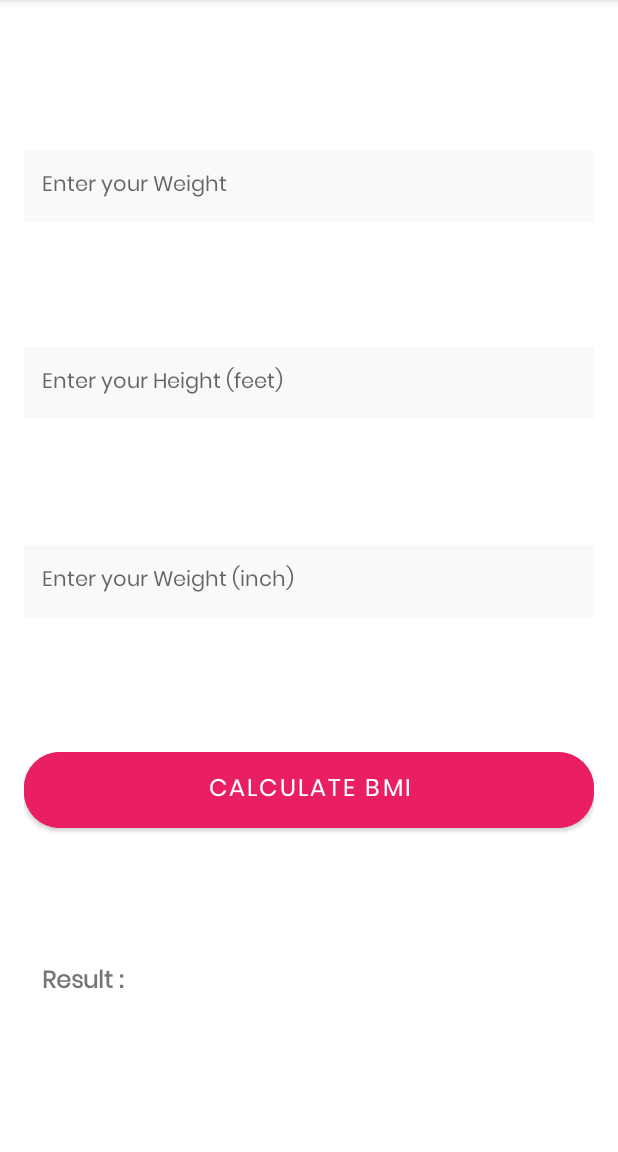
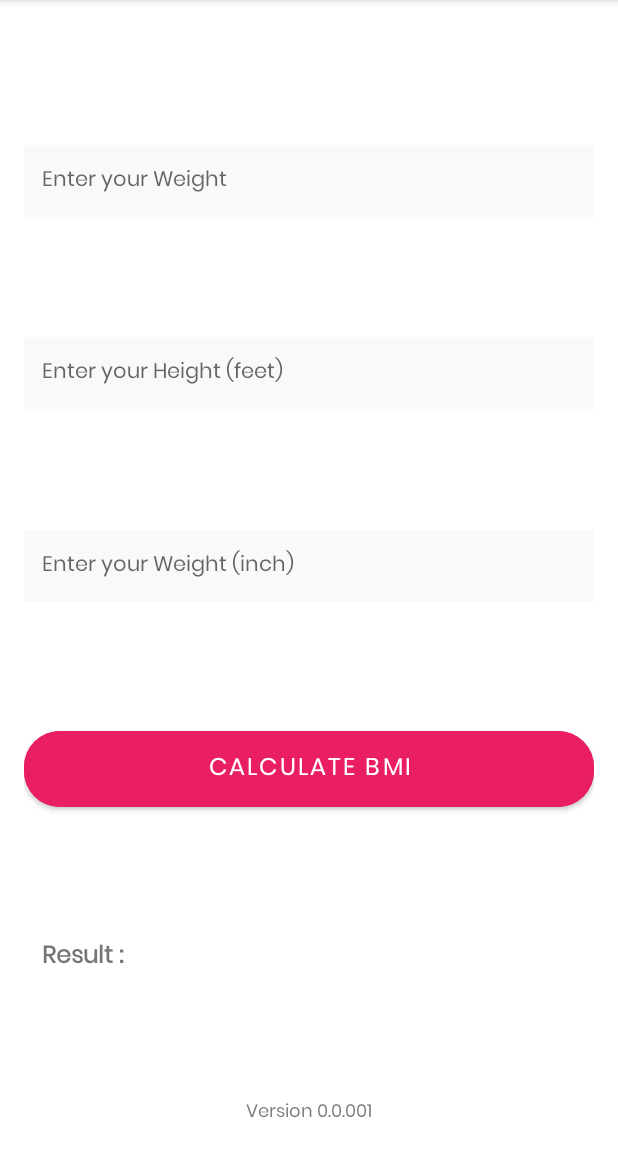
Before and after one commit to priyamprakash/BMI-WsCube-, an Android app: the screen it shows after launch (MainActivity), on a phone screen of 412 x 824 dp, the part 84-1236 px from its top. Run offline under Robolectric (Android 15) with nearby library versions, the phone set to English and light mode, and no system bars.

Commit message:
textVersion

```diff
--- a/app/src/main/res/layout/activity_main.xml
+++ b/app/src/main/res/layout/activity_main.xml
@@ -96,11 +96,27 @@
         android:textAlignment="textStart"
         android:textSize="@dimen/large_text"
         android:textStyle="bold"
-        app:layout_constraintBottom_toBottomOf="parent"
+        app:layout_constraintBottom_toTopOf="@+id/textVersion"
         app:layout_constraintEnd_toEndOf="parent"
         app:layout_constraintHorizontal_bias="0.5"
         app:layout_constraintStart_toStartOf="parent"
         app:layout_constraintTop_toBottomOf="@+id/button_calculate"
         app:layout_constraintVertical_bias="0.5" />
 
+    <TextView
+        android:id="@+id/textVersion"
+        android:layout_width="match_parent"
+        android:layout_height="wrap_content"
+        android:fontFamily="@font/poppins"
+        android:paddingHorizontal="12dp"
+        android:text="Version 0.0.001"
+        android:textAlignment="center"
+        android:textSize="@dimen/small_text"
+        android:textStyle="normal"
+        app:layout_constraintBottom_toBottomOf="parent"
+        app:layout_constraintEnd_toEndOf="parent"
+        app:layout_constraintHorizontal_bias="0.5"
+        app:layout_constraintStart_toStartOf="parent"
+         />
+
 </androidx.constraintlayout.widget.ConstraintLayout>
--- a/app/src/main/res/values/dimens.xml
+++ b/app/src/main/res/values/dimens.xml
@@ -2,4 +2,6 @@
 <resources>
     <dimen name="large_text">16sp</dimen>
     <dimen name="normal_text">14sp</dimen>
+    <dimen name="small_text">12sp</dimen>
+    <dimen name="tiny">10sp</dimen>
 </resources>
```
